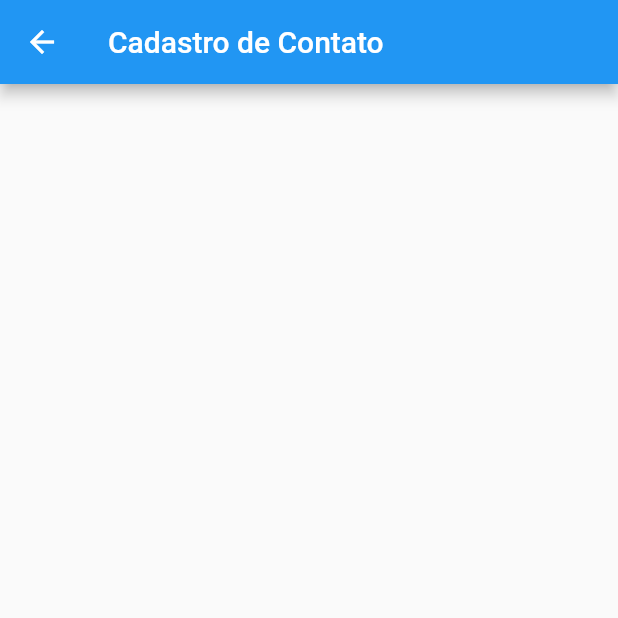
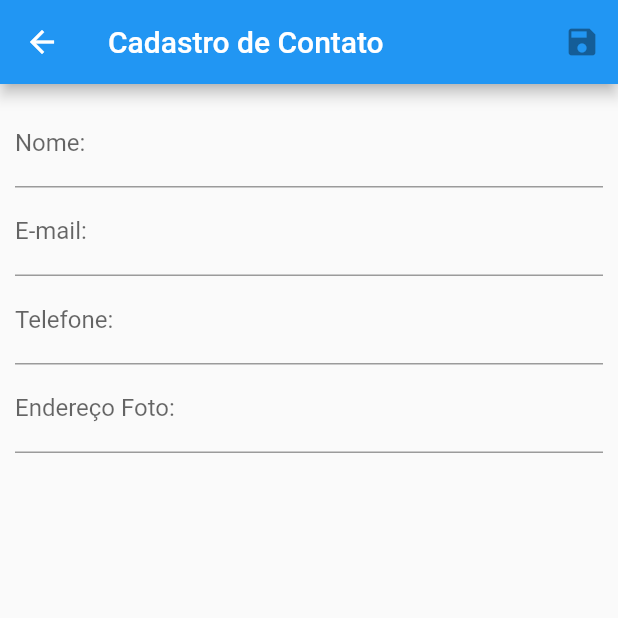
Before and after one commit to mateuscardosodeveloper/CRUDWithFlutter, a Flutter app: the screen it shows after launch, after a tap on the "add" icon, on a phone screen of 412 x 824 dp, the top half of it. Run offline on Flutter 3.47's test engine with Material 2 defaults, Android fonts, the light colour scheme and no system bars; our stand-ins replace flutter_mobx, get_it, mask_text_input_formatter, mobx, sqflite; accounts and stored records are empty; generated files the repository leaves out were written again; network calls fail.

Commit message:
definindo formulário

```diff
--- a/lib/app/views/contact_form.dart
+++ b/lib/app/views/contact_form.dart
@@ -1,12 +1,74 @@
+import 'package:crud_with_flutter/app/views/contact_form_back.dart';
 import 'package:flutter/material.dart';
+import 'package:mask_text_input_formatter/mask_text_input_formatter.dart';
 
 class ContactForm extends StatelessWidget {
 
+  Widget fieldName(ContactFormBack back) {
+    return TextFormField (
+      initialValue: back.contact.nome,
+      decoration: InputDecoration (
+        labelText: 'Nome:'
+      )
+    );
+  }
 
-  @override
+  Widget fieldEmail(ContactFormBack back) {
+    return TextFormField (
+      initialValue: back.contact.email,
+      decoration: InputDecoration (
+        labelText: 'E-mail:'
+      )
+    );
+  }
+
+  Widget fieldPhone(ContactFormBack back) {
+    var mask = MaskTextInputFormatter(mask: '(##) # ####-####');
+    return TextFormField (
+      initialValue: back.contact.telefone,
+      inputFormatters: [mask],
+      keyboardType: TextInputType.number,
+      decoration: InputDecoration (
+        labelText: 'Telefone:',
+        hintText: '(99) 9 9999-9999'
+      )
+    );
+  }
+
+  Widget fieldURLImage(ContactFormBack back) {
+    return TextFormField (
+      initialValue: back.contact.urlAvatar,
+      decoration: InputDecoration (
+        labelText: 'Endereço Foto:',
+        hintText: 'http://www.site.com'
+      )
+    );
+  }
+
+
+   @override
   Widget build(BuildContext context) {
+    var _back = ContactFormBack(context);
     return Scaffold(
-      appBar: AppBar(title: Text('Cadastro de Contato'),),
+      appBar: AppBar(
+        title: Text('Cadastro de Contato'),
+        actions: [
+          IconButton(icon: Icon(Icons.save), onPressed: null)
+        ],
+      ),
+      body: Padding(
+        padding: EdgeInsets.all(10),
+        child: Form(
+          child:  Column (
+            children: [
+              fieldName(_back),
+              fieldEmail(_back),
+              fieldPhone(_back),
+              fieldURLImage(_back)
+            ],
+            ),
+        ),
+      ),
 
     );
   }
--- /dev/null
+++ b/lib/app/views/contact_form_back.dart
@@ -0,0 +1,25 @@
+import 'package:crud_with_flutter/app/domain/entities/contact.dart';
+import 'package:flutter/cupertino.dart';
+import 'package:mobx/mobx.dart';
+
+part 'contact_form_back.g.dart';
+
+class ContactFormBack = _ContactFormBack with _$ContactFormBack;
+
+abstract class _ContactFormBack with Store{
+  Contact contact;
+
+  // diferenciar novo com alteração
+  _ContactFormBack(BuildContext context){
+    var parameter = ModalRoute.of(context).settings.arguments;
+    contact = (parameter == null) ? Contact() : parameter;
+  }
+
+
+  //salvar
+
+
+  //validações
+
+
+}
--- a/lib/app/views/contact_list.dart
+++ b/lib/app/views/contact_list.dart
@@ -10,11 +10,9 @@ class ContactList extends StatelessWidget {
   final _back = ContactListBack();
 
   CircleAvatar circleAvatar(String url){
-    try{
-      return CircleAvatar(backgroundImage: NetworkImage(url));
-    }catch(e){
-      return CircleAvatar(child: Icon(Icons.person));
-    }
+    return(Uri.tryParse(url).isAbsolute)?
+      CircleAvatar(backgroundImage: NetworkImage(url))
+      : CircleAvatar(child: Icon(Icons.person));
   }
 
   Widget iconEditButton(Function onPressed){
--- a/pubspec.yaml
+++ b/pubspec.yaml
@@ -28,6 +28,7 @@ dependencies:
   path:
   mobx: ^2.0.1
   flutter_mobx: ^2.0.0
+  mask_text_input_formatter: ^1.2.1
 
 
   # The following adds the Cupertino Icons font to your application.
```
Also changed, not shown: lib/app/views/contact_form_back.g.dart (added), lib/app/views/contact_list_back.g.dart, pubspec.lock.
